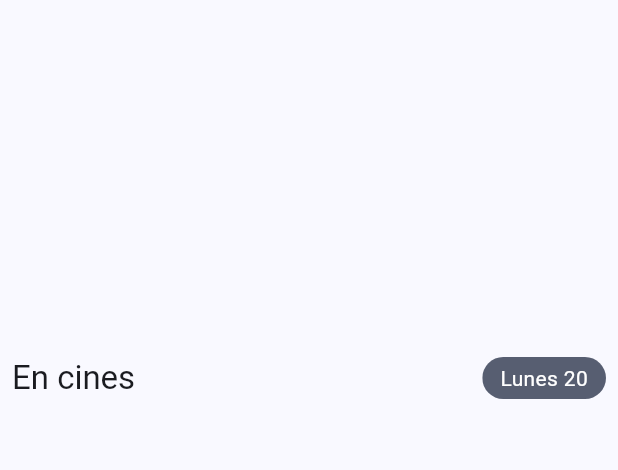
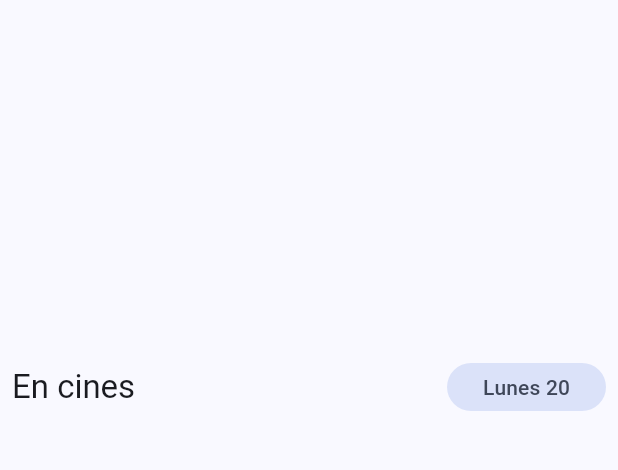
Before and after one commit to mikeonoff09/cinemapedia, a Flutter app: the screen it shows after launch, on a phone screen of 412 x 824 dp, the part 54-524 px from its top. Run offline on Flutter 3.47's test engine with Material 2 defaults, Android fonts, the phone set to English and light mode, and no system bars; drawn by our look-alikes of card_swiper; our stand-ins replace animate_do, dio, flutter_dotenv, flutter_riverpod, go_router; network calls fail.

Commit message:
Update UI , vertical card + horizontal list view

```diff
--- a/lib/presentation/widgets/movies/movie_vertical_card_widget.dart
+++ b/lib/presentation/widgets/movies/movie_vertical_card_widget.dart
@@ -21,8 +21,8 @@ class MovieVerticalCardWidget extends StatelessWidget {
           crossAxisAlignment: CrossAxisAlignment.start,
           children: [
             SizedBox(
-              height: 240,
-              width: 170,
+              height: 240,  // TODO: Refactor this
+              width: 170,   // and this
               child: ClipRRect(
                 borderRadius: BorderRadius.circular(20),
                 child: Image.network(
--- a/lib/presentation/widgets/movies/movies_horizontal_list_view.dart
+++ b/lib/presentation/widgets/movies/movies_horizontal_list_view.dart
@@ -17,7 +17,7 @@ class MoviesHorizontalListView extends StatelessWidget {
   @override
   Widget build(BuildContext context) {
     return SizedBox(
-      height: 400,
+      height: 406,
       child: Column(
         children: [
           SectionHeaderWidget(title: title, subtitle: subtitle),
@@ -25,6 +25,7 @@ class MoviesHorizontalListView extends StatelessWidget {
             child: ListView.builder(
               scrollDirection: Axis.horizontal,
               itemCount: movies.length,
+              physics: const BouncingScrollPhysics(),
               itemBuilder: (context, index) {
                 final movie = movies[index];
                 return MovieVerticalCardWidget(movie: movie);
--- a/lib/presentation/widgets/movies/section_header_widget.dart
+++ b/lib/presentation/widgets/movies/section_header_widget.dart
@@ -13,7 +13,7 @@ class SectionHeaderWidget extends StatelessWidget {
   @override
   Widget build(BuildContext context) {
     final textTheme = Theme.of(context).textTheme;
-    final colors = Theme.of(context).colorScheme;
+    // final colors = Theme.of(context).colorScheme;
     return Padding(
       padding: const EdgeInsets.symmetric(
         horizontal: 8.0,
@@ -26,22 +26,27 @@ class SectionHeaderWidget extends StatelessWidget {
             style: textTheme.titleLarge,
           ),
           const Spacer(),
-          ClipRRect(
-            borderRadius: BorderRadius.circular(20),
-            child: Container(
-              color: colors.secondary,
-              child: Padding(
-                padding: const EdgeInsets.symmetric(
-                  horizontal: 12.0,
-                  vertical: 4,
-                ),
-                child: Text(
-                  subtitle,
-                  style: TextStyle(color: colors.onSecondary),
-                ),
-              ),
-            ),
-          )
+          FilledButton.tonal(
+            style: const ButtonStyle(visualDensity: VisualDensity.compact),
+            onPressed: () {},
+            child: Text(subtitle),
+          ),
+          // ClipRRect(
+          //   borderRadius: BorderRadius.circular(20),
+          //   child: Container(
+          //     color: colors.secondary,
+          //     child: Padding(
+          //       padding: const EdgeInsets.symmetric(
+          //         horizontal: 12.0,
+          //         vertical: 4,
+          //       ),
+          //       child: Text(
+          //         subtitle,
+          //         style: TextStyle(color: colors.onSecondary),
+          //       ),
+          //     ),
+          //   ),
+          // )
         ],
       ),
     );
```
